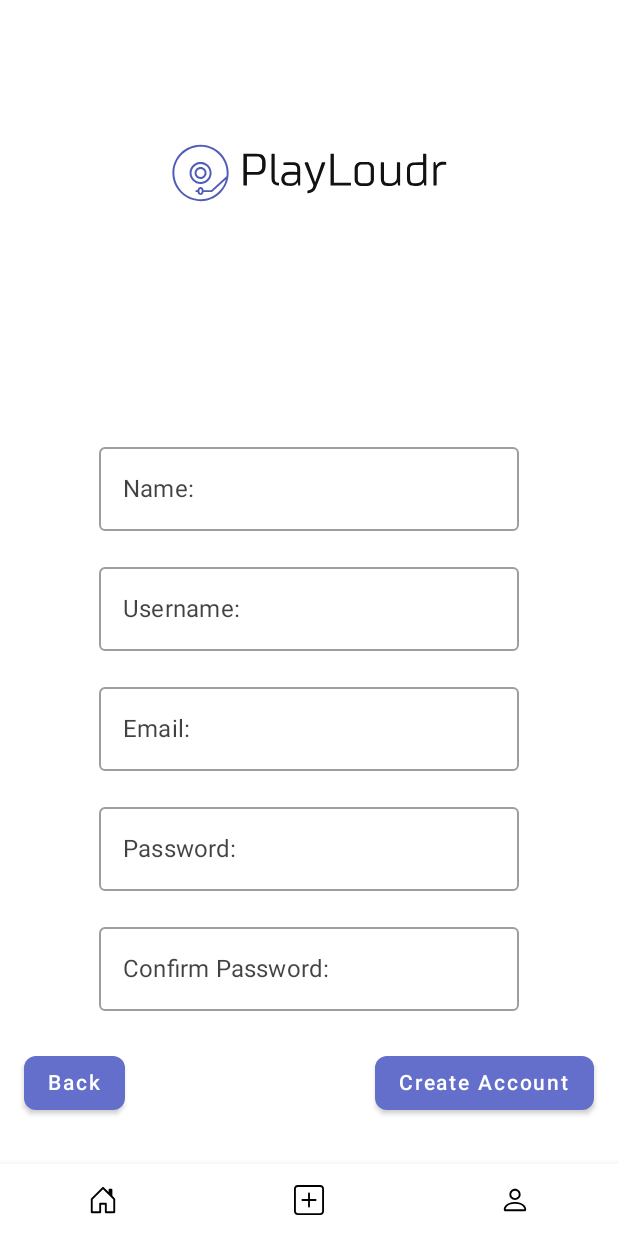
After one commit to matthew-collett/playloudr, an Android app built with Jetpack Compose: the SignUpScreen screen opened through its navigation route, on a phone screen of 412 x 824 dp. The commit adds this screen. Run offline under Robolectric (Android 15) with nearby library versions, the phone set to English and light mode, and no system bars; libraries missing offline, so code that uses them is left out: aws.sdk.kotlin; pictures from the network do not load; 5 statements that could not run were skipped.

Commit message:
Make sign in and sign up page

```diff
--- a/app/src/main/java/com/playloudr/app/view/navigation/BottomNavigationBar.kt
+++ b/app/src/main/java/com/playloudr/app/view/navigation/BottomNavigationBar.kt
@@ -33,13 +33,15 @@ fun BottomNavigationBar(navController: NavController) {
           } else {
             screen.outlineIcon
           }
+          icon?.let { painterResource(it) }?.let {
             Icon(
-            painter = painterResource(icon),
+              painter = it,
               tint = Color.Black,
               contentDescription = screen.route,
               modifier = Modifier
                 .size(20.dp)
             )
+          }
         },
         selected = currentRoute == screen.route,
         onClick = {
--- a/app/src/main/java/com/playloudr/app/view/navigation/NavigationHost.kt
+++ b/app/src/main/java/com/playloudr/app/view/navigation/NavigationHost.kt
@@ -11,6 +11,8 @@ import com.playloudr.app.view.screens.Screen
 import com.playloudr.app.view.screens.create.CreatePostScreen
 import com.playloudr.app.view.screens.feed.FeedScreen
 import com.playloudr.app.view.screens.profile.ProfileScreen
+import com.playloudr.app.view.screens.signin.SignInScreen
+import com.playloudr.app.view.screens.signin.SignUpScreen
 import com.playloudr.app.viewmodel.CreatePostViewModel
 import com.playloudr.app.viewmodel.FeedViewModel
 import com.playloudr.app.viewmodel.ProfileViewModel
@@ -43,5 +45,11 @@ fun NavigationHost(
       val viewModel: ProfileViewModel = ProfileViewModel()
       ProfileScreen(viewModel)
     }
+    composable(Screen.SignIn.route) {
+      SignInScreen(navController)
+    }
+    composable(Screen.SignUp.route) {
+      SignUpScreen(navController)
+    }
   }
 }
--- a/app/src/main/java/com/playloudr/app/view/screens/Screen.kt
+++ b/app/src/main/java/com/playloudr/app/view/screens/Screen.kt
@@ -1,20 +1,12 @@
 package com.playloudr.app.view.screens
 
-import androidx.compose.material.icons.Icons
-import androidx.compose.material.icons.filled.Add
-import androidx.compose.material.icons.filled.Home
-import androidx.compose.material.icons.filled.Person
-import androidx.compose.material.icons.filled.Search
-import androidx.compose.material.icons.outlined.Add
-import androidx.compose.material.icons.outlined.Home
-import androidx.compose.material.icons.outlined.Person
-import androidx.compose.material.icons.outlined.Search
-import androidx.compose.ui.graphics.vector.ImageVector
 import com.playloudr.app.R
 
-sealed class Screen(val route: String, val filledIcon: Int, val outlineIcon: Int) {
+sealed class Screen(val route: String, val filledIcon: Int?, val outlineIcon: Int?) {
   object Feed : Screen("feed", R.drawable.ic_playloudr_home, R.drawable.ic_playloudr_house_door_outline)
   object CreatePost : Screen("createPost", R.drawable.ic_playloudr_plus, R.drawable.ic_playloudr_plus_outline)
   object Profile : Screen("profile", R.drawable.ic_playloudr_user, R.drawable.ic_playloudr_user_outline)
   object Search : Screen("search", R.drawable.ic_playloudr_search_icon, R.drawable.ic_playloudr_search_icon)
+  object SignIn : Screen("signIn", null, null)
+  object SignUp : Screen("signUp", null, null)
 }
--- /dev/null
+++ b/app/src/main/java/com/playloudr/app/view/screens/signin/SignUpScreen.kt
@@ -0,0 +1,152 @@
+package com.playloudr.app.view.screens.signin
+
+import androidx.compose.foundation.Image
+import androidx.compose.runtime.Composable
+import androidx.compose.ui.Modifier
+import androidx.compose.ui.graphics.Color
+import androidx.compose.ui.text.font.FontWeight
+import androidx.compose.ui.unit.dp
+import androidx.compose.ui.unit.sp
+import androidx.compose.ui.tooling.preview.Preview
+import androidx.compose.ui.Alignment
+import androidx.compose.foundation.background
+import androidx.compose.foundation.layout.*
+import androidx.compose.foundation.rememberScrollState
+import androidx.compose.foundation.shape.RoundedCornerShape
+import androidx.compose.foundation.verticalScroll
+import androidx.compose.material.*
+import androidx.compose.runtime.getValue
+import androidx.compose.runtime.rememberUpdatedState
+import androidx.compose.ui.layout.ContentScale
+import androidx.compose.ui.platform.LocalContext
+import androidx.compose.ui.res.painterResource
+import androidx.compose.ui.text.input.PasswordVisualTransformation
+import androidx.navigation.NavController
+import androidx.navigation.compose.currentBackStackEntryAsState
+import com.playloudr.app.R
+import com.playloudr.app.view.screens.Screen
+import com.playloudr.app.view.theme.PLLogoColor
+
+@Composable
+fun SignUpScreen(navController: NavController) {
+  Box(
+    modifier = Modifier
+      .fillMaxSize()
+      .background(Color.White) // This is a light blue color, you can adjust as needed.
+  ) {
+    Column(
+      modifier = Modifier
+        .fillMaxSize()
+        .padding(horizontal = 16.dp)
+        .padding(bottom = 16.dp)
+        .verticalScroll(rememberScrollState()),
+      horizontalAlignment = Alignment.CenterHorizontally,
+      verticalArrangement = Arrangement.Center
+    ) {
+      // Logo
+      Image(
+        painter = painterResource(id = R.drawable.ic_playloudr_logo),
+        contentDescription = "PlayLoudr logo",
+        modifier = Modifier
+          .size(200.dp)
+      )
+
+      Spacer(modifier = Modifier.height(24.dp))
+
+      // Title
+      Text(
+        text = "Hey there! Let's get you setup!",
+        fontSize = 24.sp,
+        fontWeight = FontWeight.Bold
+      )
+
+      Spacer(modifier = Modifier.height(24.dp))
+
+      // Name Input
+      OutlinedTextField(
+        value = "", // Bind to a state variable
+        onValueChange = { /* update your state variable */ },
+        label = { Text("Name:") }
+      )
+
+      Spacer(modifier = Modifier.height(16.dp))
+
+      // Username Input
+      OutlinedTextField(
+        value = "", // Bind to a state variable
+        onValueChange = { /* update your state variable */ },
+        label = { Text("Username:") }
+      )
+
+      Spacer(modifier = Modifier.height(16.dp))
+
+      // Email Input
+      OutlinedTextField(
+        value = "", // Bind to a state variable
+        onValueChange = { /* update your state variable */ },
+        label = { Text("Email:") }
+      )
+
+      Spacer(modifier = Modifier.height(16.dp))
+
+      // Password Input
+      OutlinedTextField(
+        value = "", // Bind to a state variable
+        onValueChange = { /* update your state variable */ },
+        label = { Text("Password:") },
+        visualTransformation = PasswordVisualTransformation() // Hide the password
+      )
+
+      Spacer(modifier = Modifier.height(16.dp))
+
+      // Confirm Password Input
+      OutlinedTextField(
+        value = "", // Bind to a state variable
+        onValueChange = { /* update your state variable */ },
+        label = { Text("Confirm Password:") },
+        visualTransformation = PasswordVisualTransformation() // Hide the password
+      )
+
+      Spacer(modifier = Modifier.height(24.dp))
+
+      Row(
+        modifier = Modifier.fillMaxWidth(),
+        horizontalArrangement = Arrangement.SpaceBetween
+      ) {
+        Button(
+          onClick = {
+            navController.navigate(Screen.SignIn.route) {
+              popUpTo(navController.graph.startDestinationId) {
+                saveState = true
+              }
+              launchSingleTop = true
+            }
+          },
+          shape = RoundedCornerShape(8.dp),
+          colors = ButtonDefaults.buttonColors(
+            backgroundColor = PLLogoColor,
+            contentColor = Color.White
+          )
+        ) {
+          Text("Back")
+        }
+
+        Button(
+          onClick = { /* sign up action */ },
+          shape = RoundedCornerShape(8.dp),
+          colors = ButtonDefaults.buttonColors(
+            backgroundColor = PLLogoColor,
+            contentColor = Color.White)
+        ){
+          Text("Create Account")
+        }
+      }
+    }
+  }
+}
+
+@Preview
+@Composable
+fun PreviewSignUpScreen() {
+  SignUpScreen(mockNavController())
+}
--- a/app/src/main/java/com/playloudr/app/view/theme/Color.kt
+++ b/app/src/main/java/com/playloudr/app/view/theme/Color.kt
@@ -5,6 +5,7 @@ import androidx.compose.ui.graphics.Color
 val White = Color(0xFFFFFFFF)
 val PurpleGrey80 = Color(0xFFCCC2DC)
 val Pink80 = Color(0xFFEFB8C8)
+val PLLogoColor = Color(0xff636fca)
 
 val Purple40 = Color(0xFF6650a4)
 val PurpleGrey40 = Color(0xFF625b71)
```
Also changed, not shown: app/src/main/java/com/playloudr/app/MainActivity.kt (+24 -0 lines), app/src/main/java/com/playloudr/app/view/screens/signin/SignInScreen.kt (added, +159 -0 lines), app/src/main/java/com/playloudr/app/view/theme/Typography.kt (added, +24 -0 lines). Lines whose indentation alone changed are shown as unchanged.
